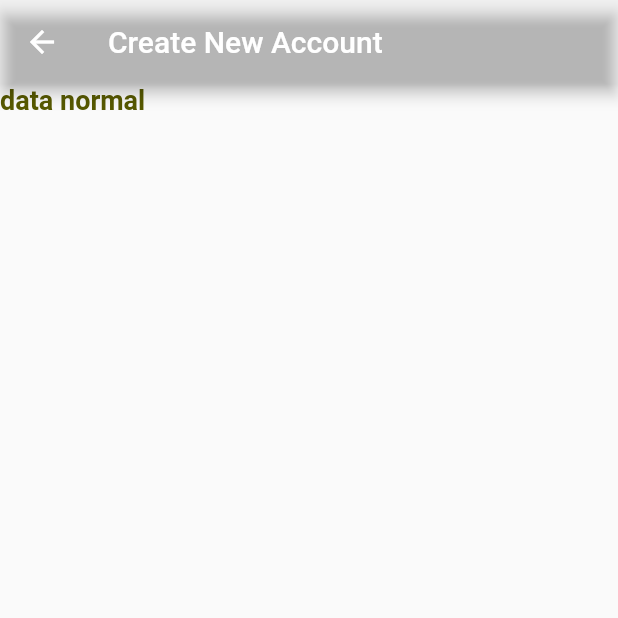
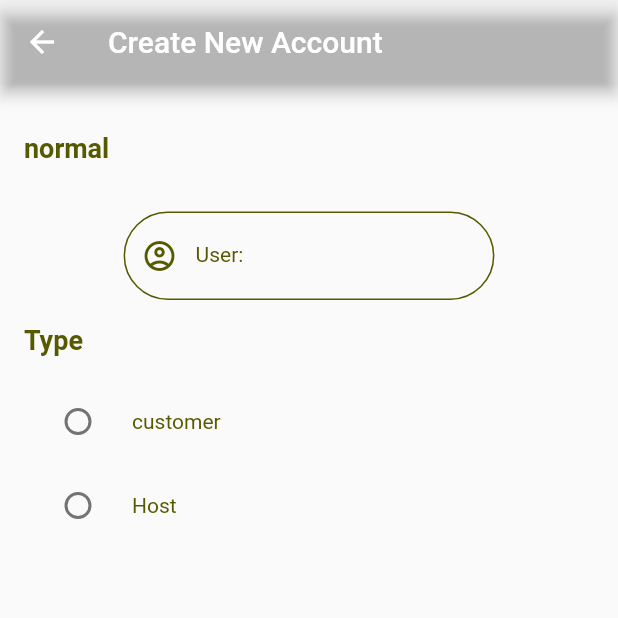
Before and after one commit to taskeen073/realshaman, a Flutter app: the CreateAccount screen opened by its route, on a phone screen of 412 x 824 dp, the top half of it. Run offline on Flutter 3.47's test engine with Material 2 defaults, Android fonts, the phone set to English and light mode, and no system bars.

Commit message:
--- Auto-Git Commit ---

```diff
--- a/lib/create_account.dart
+++ b/lib/create_account.dart
@@ -10,16 +10,93 @@ class CreateAccount extends StatefulWidget {
 }
 
 class _CreateAccountState extends State<CreateAccount> {
+  String? typeUser;
+  Row buildName(double size) {
+    return Row(
+      mainAxisAlignment: MainAxisAlignment.center,
+      children: [
+        Container(
+          margin: EdgeInsets.only(top: 16),
+          width: size * 0.6,
+          child: TextFormField(
+            decoration: InputDecoration(
+              labelStyle: MyConstant().h3(),
+              labelText: 'User: ',
+              prefixIcon:
+                  Icon(Icons.account_circle_outlined, color: MyConstant.dark),
+              enabledBorder: OutlineInputBorder(
+                  borderSide: BorderSide(
+                    color: MyConstant.dark,
+                  ),
+                  borderRadius: BorderRadius.circular(30)),
+              focusedBorder: OutlineInputBorder(
+                  borderSide: BorderSide(color: MyConstant.yl),
+                  borderRadius: BorderRadius.circular(30)),
+            ),
+          ),
+        ),
+      ],
+    );
+  }
 
   @override
   Widget build(BuildContext context) {
+    double size = MediaQuery.of(context).size.width;
     return Scaffold(
       appBar: AppBar(
         title: Text('Create New Account'),
         backgroundColor: MyConstant.yp,
       ),
-      body: ShowTitle(
-        title: 'data normal',
+      body: ListView(
+        padding: EdgeInsets.all(16),
+        children: [
+          buildTitle1('normal'),
+          buildName(size),
+          buildTitle1('Type'),
+          buildRadioCustomer(),
+          buildRadioHost(),
+        ],
+      ),
+    );
+  }
+
+  RadioListTile<String> buildRadioHost() {
+    return RadioListTile(
+      value: 'Host',
+      groupValue: typeUser,
+      onChanged: (Value) {
+        setState(() {
+          typeUser = Value;
+        });
+      },
+      title: ShowTitle(
+        title: 'Host',
+        textStyle: MyConstant().h3(),
+      ),
+    );
+  }
+
+  RadioListTile<String> buildRadioCustomer() {
+    return RadioListTile(
+      value: 'customer',
+      groupValue: typeUser,
+      onChanged: (Value) {
+        setState(() {
+          typeUser = Value;
+        });
+      },
+      title: ShowTitle(
+        title: 'customer',
+        textStyle: MyConstant().h3(),
+      ),
+    );
+  }
+
+  Container buildTitle1(String title) {
+    return Container(
+      margin: EdgeInsets.symmetric(vertical: 16),
+      child: ShowTitle(
+        title: title,
         textStyle: MyConstant().h2(),
       ),
     );
```
Also changed, not shown: .autogit/logs/log-23-8-2021-1-10-34.txt (added).
